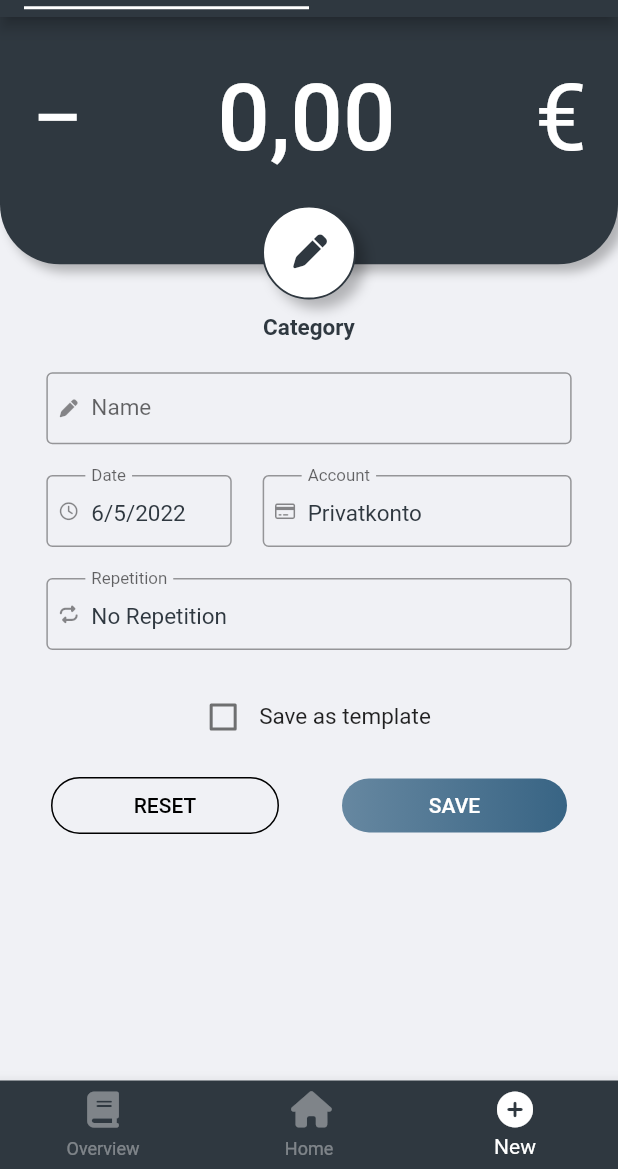
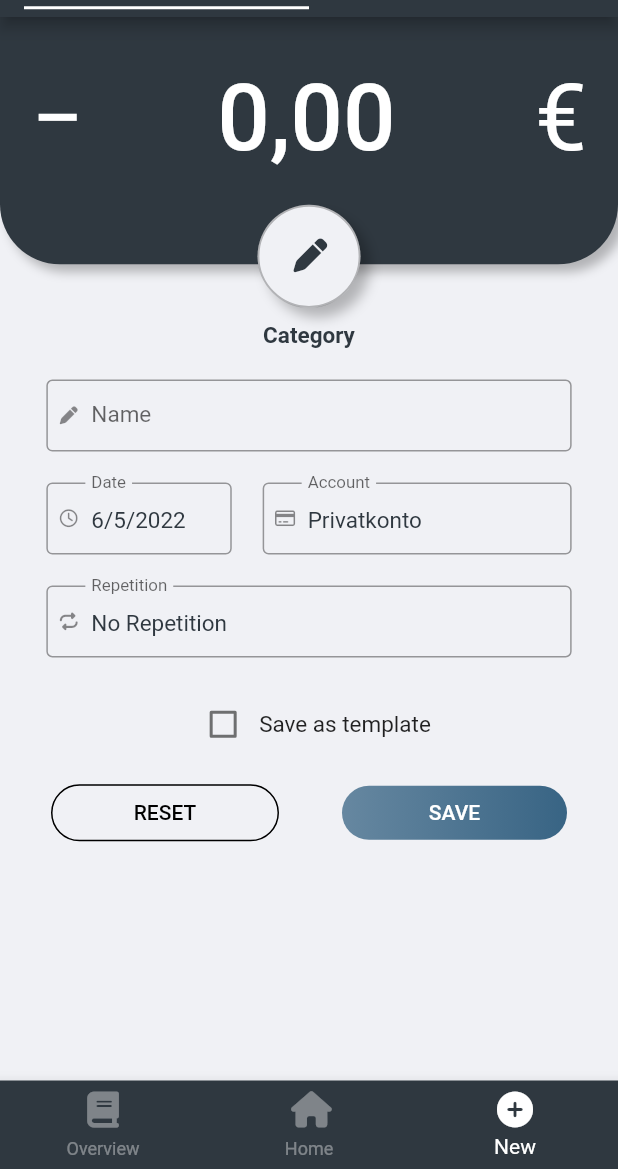
Before and after one commit to Shiyam23/project_ledger, a Flutter app: the screen it shows after launch, swiped to page 4, on a phone screen of 412 x 824 dp, the part 67-1236 px from its top. Run offline on Flutter 3.47's test engine with Material 2 defaults, Android fonts, the phone set to English and light mode, and no system bars; our stand-ins replace another_flushbar, bloc, dotted_border, equatable, flutter_bloc, font_awesome_flutter and 1 more; missing offline and left inert: currency_picker; accounts and stored records are empty.

Commit message:
ui tweaks

```diff
--- a/lib/screens/new/NewTemplateScreen.dart
+++ b/lib/screens/new/NewTemplateScreen.dart
@@ -41,6 +41,8 @@ class NewTemplateScreen extends StatelessWidget {
     return SizeTransition(
       sizeFactor: animation,
       child: Card(
+        elevation: 10,
+        shape: RoundedRectangleBorder(borderRadius: BorderRadius.circular(10)),
         child: IconListTile(
           selectable: false,
           onSelect: () => showAccountMenu(context, template),
--- a/lib/screens/new/income_expense/NewCategoryIcon.dart
+++ b/lib/screens/new/income_expense/NewCategoryIcon.dart
@@ -63,8 +63,8 @@ Widget build(BuildContext context) {
       children: <Widget>[
         _selectedCategory != null ?
           Container(
-            width: 50,
-            height: 50,
+            width: MediaQuery.of(context).size.height/15,
+            height: MediaQuery.of(context).size.height/15,
             decoration: BoxDecoration(
               boxShadow: [
                 BoxShadow(
@@ -83,8 +83,8 @@ Widget build(BuildContext context) {
               iconData: _selectedCategory!.icon!.iconData),
           )
         : Container(
-            height: 50,
-            width: 50,
+            height: MediaQuery.of(context).size.height/15,
+            width: MediaQuery.of(context).size.height/15,
             decoration: BoxDecoration(
               boxShadow: [
                 BoxShadow(
@@ -94,9 +94,9 @@ Widget build(BuildContext context) {
                 )
               ],
               borderRadius: BorderRadius.circular(50),
-              color: Colors.white,
+              color: Theme.of(context).canvasColor,
               border: Border.all(
-                color: Theme.of(context).primaryColor
+                color: Colors.black26
               )
             ),
             padding: const EdgeInsets.all(1),
--- a/lib/screens/view/ViewTransactionScreen.dart
+++ b/lib/screens/view/ViewTransactionScreen.dart
@@ -92,7 +92,8 @@ class _ViewScreenState extends State<ViewTransactionScreen> with SingleTickerPro
                     itemBuilder: (BuildContext context, int index) {
                       Transaction transaction = state.transactionList[index];
                       return Card(
-                        elevation: 3.0,
+                        elevation: 10.0,
+                        shape: RoundedRectangleBorder(borderRadius: BorderRadius.circular(10)),
                         child: IconListTile(
                           onSelect: () => onTransactionSelect(transaction),
                           onTap: () => onTransactionSelect(transaction),
```
Also changed, not shown: lib/screens/home/HomeAppBar.dart (+7 -2 lines).
